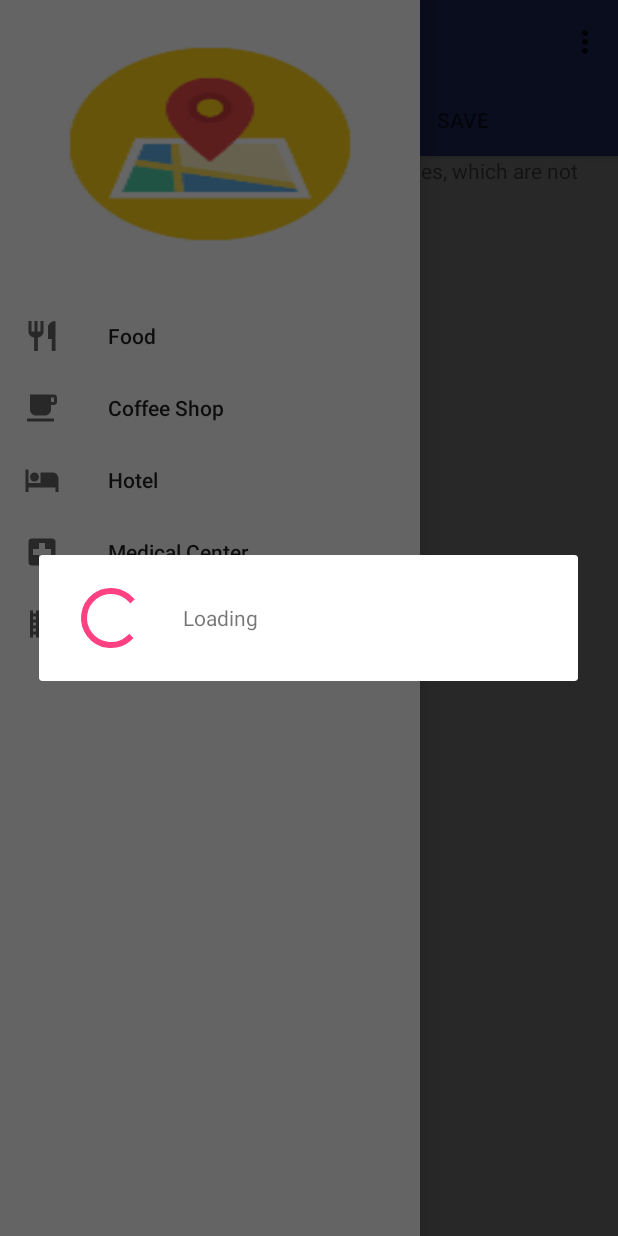
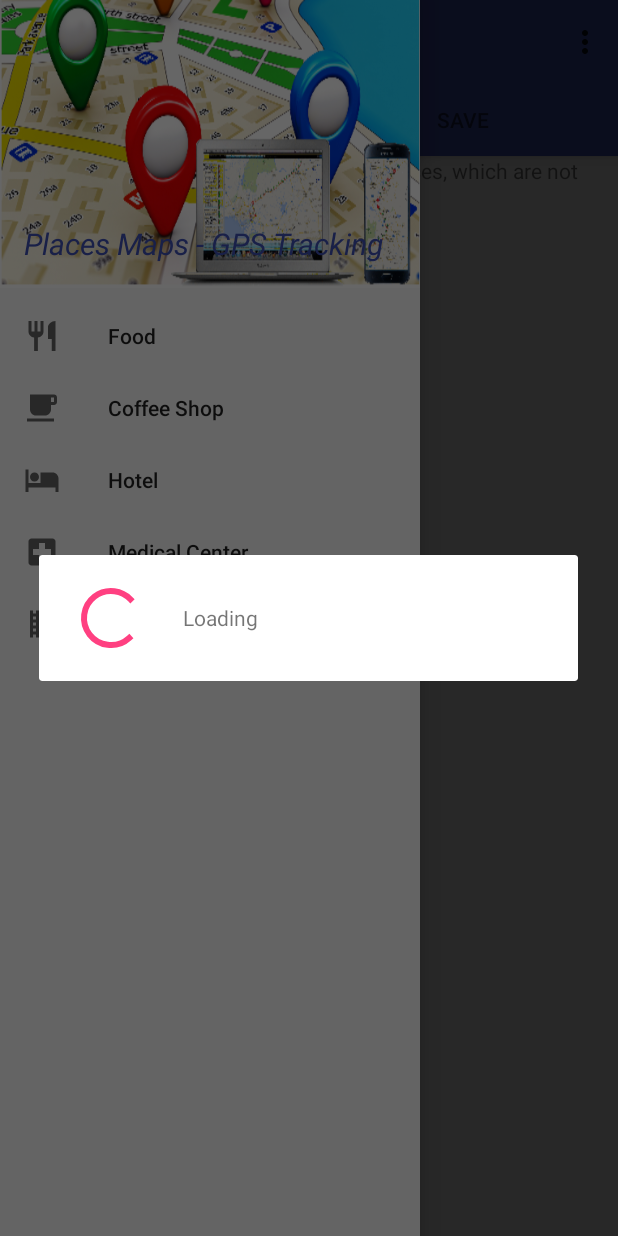
Before and after one commit to trongitnlu/MyPlaceApp, an Android app: the screen it shows after launch (MainActivity), with the side drawer open, on a phone screen of 412 x 824 dp. Run offline under Robolectric (Android 15) with nearby library versions, the phone set to English and light mode, and no system bars; our stand-ins replace ButterKnife, Picasso, data binding; libraries missing offline, so code that uses them is left out: com.google.maps.android; pictures from the network do not load.

Commit message:
add header navigation

```diff
--- a/app/src/main/res/layout/nav_header.xml
+++ b/app/src/main/res/layout/nav_header.xml
@@ -2,13 +2,17 @@
 <LinearLayout xmlns:android="http://schemas.android.com/apk/res/android"
     android:layout_width="match_parent"
     android:layout_height="192dp"
-    android:background="@mipmap/ic_launcher_foreground"
+    android:background="@drawable/cover"
     android:padding="16dp"
     android:theme="@style/ThemeOverlay.AppCompat.Dark"
     android:orientation="vertical"
     android:gravity="bottom">
 
     <TextView
+        android:textStyle="italic"
+        android:textSize="20dp"
+        android:textColor="@color/colorPrimary"
+        android:text="@string/places_maps_gps_tracking"
         android:layout_width="match_parent"
         android:layout_height="wrap_content"
         android:textAppearance="@style/TextAppearance.AppCompat.Body1"/>
--- a/app/src/main/res/values/strings.xml
+++ b/app/src/main/res/values/strings.xml
@@ -14,5 +14,6 @@
     <string name="enter_place_descriptions">Enter Place Descriptions</string>
     <string name="google_api_key">AIzaSyBzoazzWU_PcclIczSCiPHncU_DRS6J_WE</string>
     <string name="setting">Setting</string>
+    <string name="places_maps_gps_tracking">Places Maps - GPS Tracking</string>
 
 </resources>
```
Also changed, not shown: app/src/main/res/drawable/cover.png (added).
